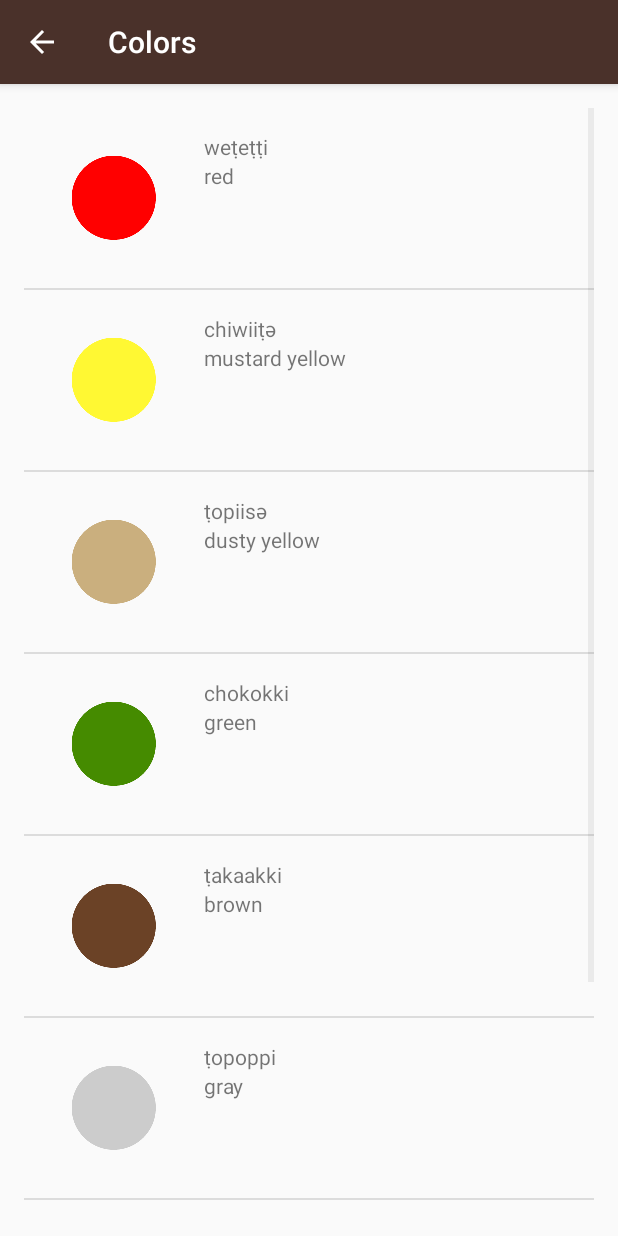
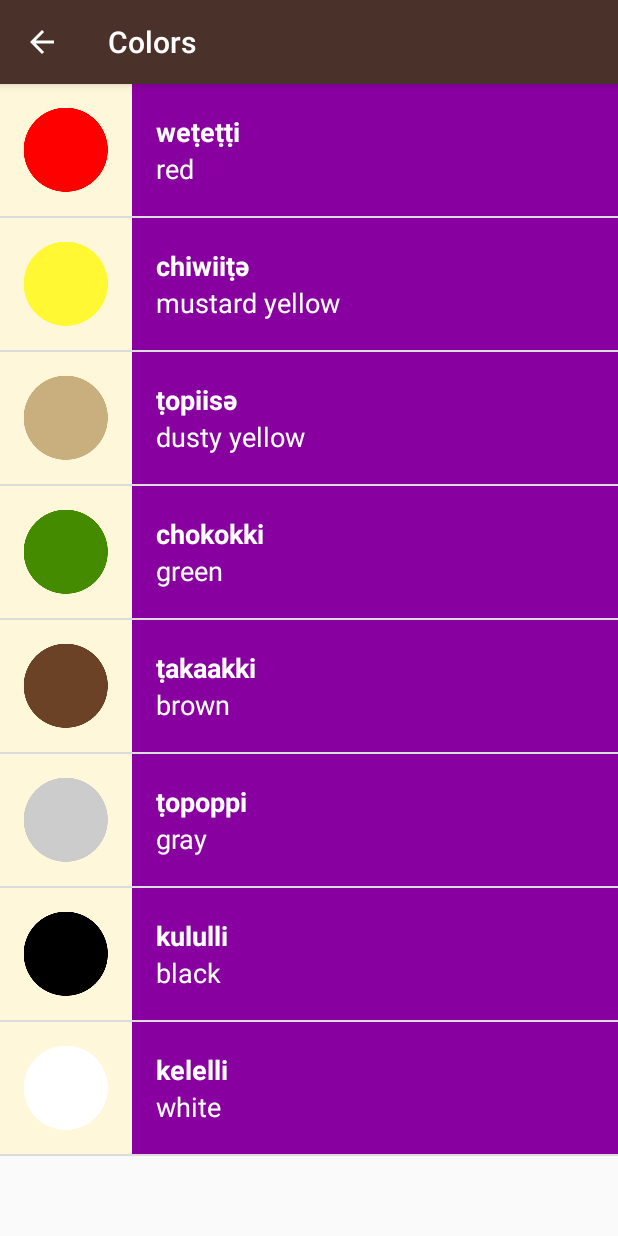
Before and after one commit to shrawanKeshari/Miwok, an Android app: the ColorsActivity screen opened directly, with no data from a screen before it, on a phone screen of 412 x 824 dp. Run offline under Robolectric (Android 15) with nearby library versions, the phone set to English and light mode, and no system bars.

Commit message:
backgraound color added to every activity and visual polish

```diff
--- a/app/src/main/java/com/example/android/miwok/ColorsActivity.java
+++ b/app/src/main/java/com/example/android/miwok/ColorsActivity.java
@@ -39,7 +39,7 @@
         words.add(new Word("white", "kelelli", R.drawable.color_white));
 
         WordAdapter adapter =
-                new WordAdapter(this, words);
+                new WordAdapter(this, words, R.color.category_colors);
 
         ListView listView = (ListView) findViewById(R.id.list);
         listView.setAdapter(adapter);
--- a/app/src/main/java/com/example/android/miwok/FamilyActivity.java
+++ b/app/src/main/java/com/example/android/miwok/FamilyActivity.java
@@ -41,7 +41,7 @@
         words.add(new Word("grandfather", "paapa", R.drawable.family_grandfather));
 
         WordAdapter adapter =
-                new WordAdapter(this, words);
+                new WordAdapter(this, words, R.color.category_family);
 
         ListView listView = (ListView) findViewById(R.id.list);
         listView.setAdapter(adapter);
--- a/app/src/main/java/com/example/android/miwok/NumbersActivity.java
+++ b/app/src/main/java/com/example/android/miwok/NumbersActivity.java
@@ -41,7 +41,7 @@
         words.add(new Word("ten", "na'aacha", R.drawable.number_ten));
 
         WordAdapter adapter =
-                new WordAdapter(this, words);
+                new WordAdapter(this, words, R.color.category_numbers);
 
         ListView listView = (ListView) findViewById(R.id.list);
         listView.setAdapter(adapter);
--- a/app/src/main/java/com/example/android/miwok/PhrasesActivity.java
+++ b/app/src/main/java/com/example/android/miwok/PhrasesActivity.java
@@ -41,7 +41,7 @@
         words.add(new Word("Come here.", "әnni'nem"));
 
         WordAdapter adapter =
-                new WordAdapter(this, words);
+                new WordAdapter(this, words, R.color.category_phrases);
 
         ListView listView = (ListView) findViewById(R.id.list);
         listView.setAdapter(adapter);
--- a/app/src/main/java/com/example/android/miwok/WordAdapter.java
+++ b/app/src/main/java/com/example/android/miwok/WordAdapter.java
@@ -1,6 +1,7 @@
 package com.example.android.miwok;
 
 import android.app.Activity;
+import android.support.v4.content.ContextCompat;
 import android.view.LayoutInflater;
 import android.view.View;
 import android.view.ViewGroup;
@@ -15,8 +16,11 @@
  */
 public class WordAdapter extends ArrayAdapter<Word> {
 
-    public WordAdapter(Activity context, ArrayList<Word> words) {
+    private int mColorResourceId;
+
+    public WordAdapter(Activity context, ArrayList<Word> words, int colorResourceId) {
         super(context, 0, words);
+        mColorResourceId = colorResourceId;
     }
 
     @Override
@@ -43,6 +47,9 @@
             imageView.setVisibility(View.GONE);
         }
 
+        View textContainer = listItemView.findViewById(R.id.text_container);
+        int color = ContextCompat.getColor(getContext(), mColorResourceId);
+        textContainer.setBackgroundColor(color);
 
         return listItemView;
     }
--- a/app/src/main/res/layout/list_item.xml
+++ b/app/src/main/res/layout/list_item.xml
@@ -3,31 +3,41 @@
     xmlns:tools="http://schemas.android.com/tools"
     android:layout_width="match_parent"
     android:layout_height="match_parent"
-    android:orientation="horizontal"
-    android:padding="16dp">
+    android:background="@color/tan_background"
+    android:minHeight="88dp"
+    android:orientation="horizontal">
 
     <ImageView
         android:id="@+id/image"
-        android:layout_width="wrap_content"
-        android:layout_height="wrap_content"
-        android:src="@mipmap/ic_launcher"/>
+        android:layout_width="88dp"
+        android:layout_height="88dp" />
 
     <LinearLayout
+        android:id="@+id/text_container"
         android:layout_width="match_parent"
-        android:layout_height="match_parent"
+        android:layout_height="88dp"
         android:orientation="vertical"
-        android:layout_marginLeft="16dp">
+        android:paddingLeft="16dp">
 
         <TextView
             android:id="@+id/miwok_text_view"
             android:layout_width="match_parent"
-            android:layout_height="wrap_content"
+            android:layout_height="0dp"
+            android:layout_weight="1"
+            android:gravity="bottom"
+            android:textAppearance="?android:textAppearanceMedium"
+            android:textColor="@android:color/white"
+            android:textStyle="bold"
             tools:text="lutti" />
 
         <TextView
             android:id="@+id/default_text_view"
             android:layout_width="match_parent"
-            android:layout_height="wrap_content"
+            android:layout_height="0dp"
+            android:layout_weight="1"
+            android:gravity="top"
+            android:textAppearance="?android:textAppearanceMedium"
+            android:textColor="@android:color/white"
             tools:text="one" />
 
     </LinearLayout>
--- a/app/src/main/res/layout/word_list.xml
+++ b/app/src/main/res/layout/word_list.xml
@@ -18,10 +18,6 @@
     android:layout_width="match_parent"
     android:layout_height="match_parent"
     android:orientation="vertical"
-    android:paddingBottom="@dimen/activity_vertical_margin"
-    android:paddingLeft="@dimen/activity_horizontal_margin"
-    android:paddingRight="@dimen/activity_horizontal_margin"
-    android:paddingTop="@dimen/activity_vertical_margin"
     tools:context="com.example.android.miwok.NumbersActivity">
 
 </ListView>
--- a/app/src/main/res/values/styles.xml
+++ b/app/src/main/res/values/styles.xml
@@ -23,7 +23,7 @@
     <!-- Style for a category of vocabulary words -->
     <style name="CategoryStyle">
         <item name="android:layout_width">match_parent</item>
-        <item name="android:layout_height">@dimen/list_item_height</item>
+        <item name="android:layout_height">88dp</item>
         <item name="android:gravity">center_vertical</item>
         <item name="android:padding">16dp</item>
         <item name="android:textColor">@android:color/white</item>
```
Also changed, not shown: app/src/main/res/values-w820dp/dimens.xml (deleted, +0 -20 lines), app/src/main/res/values/dimens.xml (deleted, +0 -21 lines).
